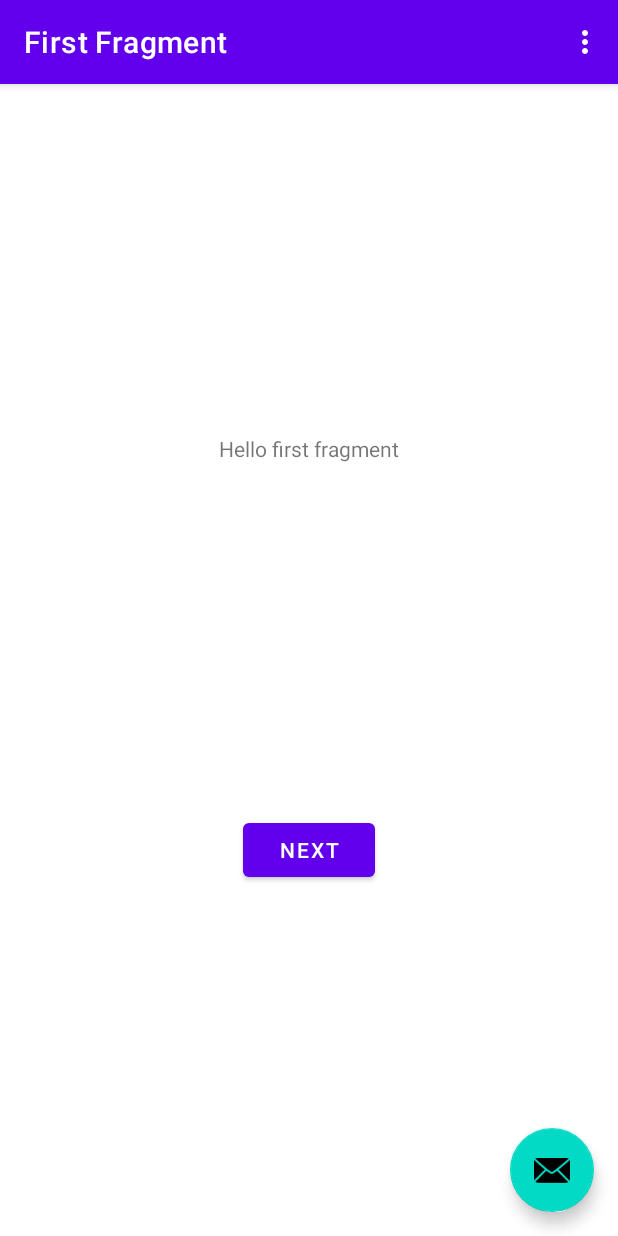
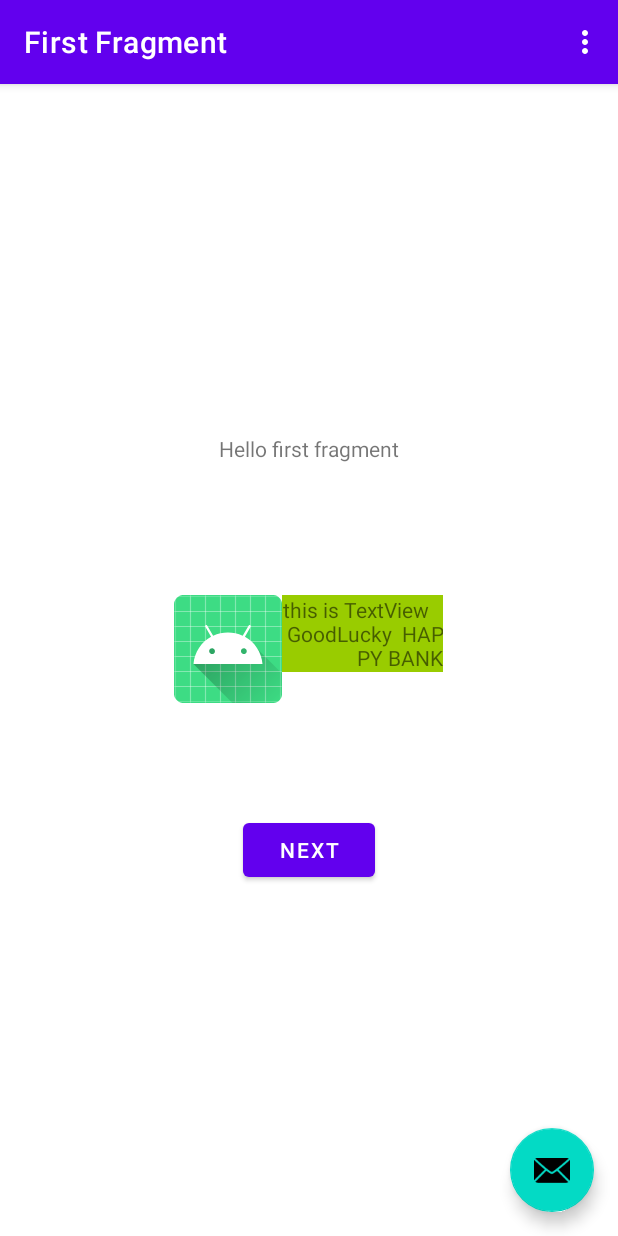
Before and after one commit to maxre404/xlib, an Android app: the screen it shows after launch (MainActivity), on a phone screen of 412 x 824 dp. Run offline under Robolectric (Android 15) with nearby library versions, the phone set to English and light mode, and no system bars; our stand-ins replace navigation-ui.

Commit message:
裁剪多余空格的textview

```diff
--- a/uiframe/src/main/java/com/max/uiframe/FirstFragment.kt
+++ b/uiframe/src/main/java/com/max/uiframe/FirstFragment.kt
@@ -25,6 +25,10 @@ class FirstFragment : Fragment() {
     ): View? {
 
         _binding = FragmentFirstBinding.inflate(inflater, container, false)
+        _binding?.textView?.post {
+            _binding?.textView?.setText("this is TextView   GoodLucky  HAPPY BANK")
+            _binding?.textView?.setAdaptiveText("this is TextView   GoodLucky  HAPPY BANK")
+        }
         return binding.root
 
     }
--- /dev/null
+++ b/uiframe/src/main/java/com/max/uiframe/widget/TrimTextView.java
@@ -0,0 +1,65 @@
+package com.max.uiframe.widget;
+
+import android.content.Context;
+import android.graphics.Paint;
+import android.util.AttributeSet;
+import android.widget.TextView;
+
+import androidx.annotation.Nullable;
+
+/**
+ * 处理textview 有多余空格问题 比如英文单词不拆分的问题
+ */
+public class TrimTextView extends androidx.appcompat.widget.AppCompatTextView {
+    public TrimTextView(Context context) {
+        super(context);
+    }
+
+    public TrimTextView(Context context, @Nullable AttributeSet attrs) {
+        super(context, attrs);
+    }
+
+    public TrimTextView(Context context, @Nullable AttributeSet attrs, int defStyleAttr) {
+        super(context, attrs, defStyleAttr);
+    }
+
+    /**
+     * 使用该方法设置TextView的文本内容,改方法不能再主线程中执行
+     * @param text
+     */
+    public void setAdaptiveText(String text) {
+        this.setText(text);
+        this.post(() -> TrimTextView.this.setText(trimText(TrimTextView.this)));
+    }
+
+    private String trimText(TextView textView) {
+        final String originalText = textView.getText().toString(); //原始文本
+        final Paint tvPaint = textView.getPaint();//获取TextView的Paint
+        final float tvWidth = textView.getWidth() - textView.getPaddingLeft() - textView.getPaddingRight(); //TextView的可用宽度
+        //将原始文本按行拆分
+        String[] originalTextLines = originalText.replaceAll("\r", "").split("\n");
+        StringBuilder newTextBuilder = new StringBuilder();
+        for (String originalTextLine : originalTextLines) {
+            //文本内容小于TextView宽度，即不换行，不作处理
+            if (tvPaint.measureText(originalTextLine) <= tvWidth) {
+                newTextBuilder.append(originalTextLine);
+            } else {
+                //如果整行宽度超过控件可用宽度，则按字符测量，在超过可用宽度的前一个字符处手动换行
+                float lineWidth = 0;
+                for (int i = 0; i != originalTextLine.length(); ++i) {
+                    char charAt = originalTextLine.charAt(i);
+                    lineWidth += tvPaint.measureText(String.valueOf(charAt));
+                    if (lineWidth <= tvWidth) {
+                        newTextBuilder.append(charAt);
+                    } else {
+                        //单行超过TextView可用宽度，换行
+                        newTextBuilder.append("\n");
+                        lineWidth = 0;
+                        --i;//该代码作用是将本轮循环回滚，在新的一行重新循环判断该字符
+                    }
+                }
+            }
+        }
+        return newTextBuilder.toString();
+    }
+}
--- a/uiframe/src/main/res/layout/fragment_first.xml
+++ b/uiframe/src/main/res/layout/fragment_first.xml
@@ -25,4 +25,28 @@
         app:layout_constraintEnd_toEndOf="parent"
         app:layout_constraintStart_toStartOf="parent"
         app:layout_constraintTop_toBottomOf="@id/textview_first" />
+
+    <LinearLayout
+        android:layout_width="180dp"
+        android:layout_height="wrap_content"
+        app:layout_constraintEnd_toEndOf="parent"
+        app:layout_constraintStart_toStartOf="parent"
+        android:layout_marginTop="88dp"
+        app:layout_constraintTop_toBottomOf="@+id/textview_first">
+
+        <ImageView
+            android:layout_width="wrap_content"
+            android:layout_height="wrap_content"
+            android:src="@mipmap/ic_launcher"
+            />
+        <com.max.uiframe.widget.TrimTextView
+            android:id="@+id/textView"
+            android:layout_width="wrap_content"
+            android:layout_height="wrap_content"
+            tools:text="this is TextView   GoodLucky  HAPPY BANK"
+            android:text=""
+            android:gravity="right"
+            android:background="@android:color/holo_green_light"
+            />
+    </LinearLayout>
 </androidx.constraintlayout.widget.ConstraintLayout>
```
